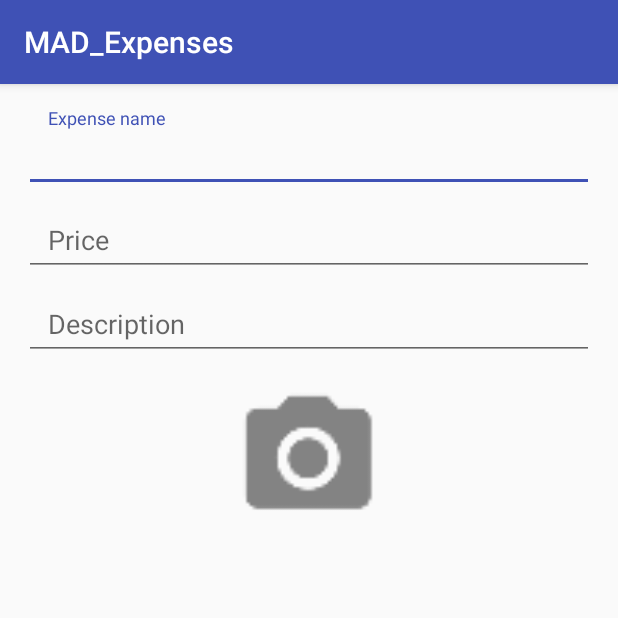
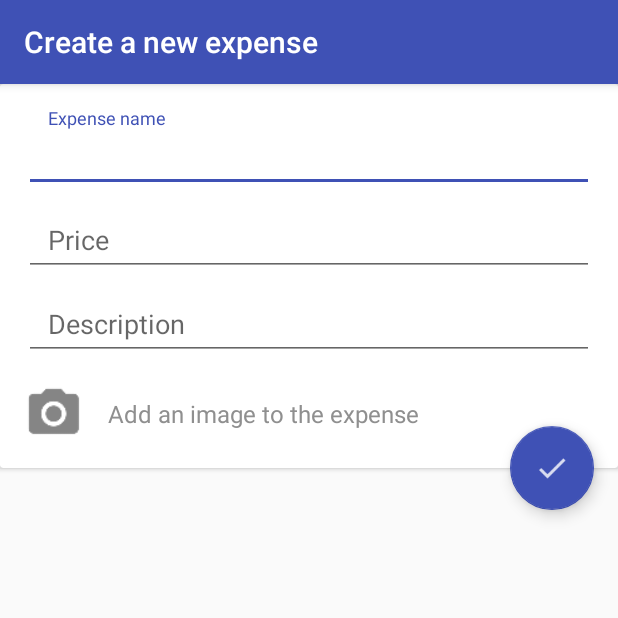
Before and after one commit to RizzoV/MAD_Expenses, an Android app: the AddExpenseActivity screen opened directly, with no data from a screen before it, on a phone screen of 412 x 824 dp, the top half of it. Run offline under Robolectric (Android 15) with nearby library versions, the phone set to English and light mode, and no system bars.

Commit message:
Update layout add_expense + Creazione activity new_proposal

```diff
--- a/app/src/main/java/it/polito/mad/team19/mad_expenses/AddExpenseActivity.java
+++ b/app/src/main/java/it/polito/mad/team19/mad_expenses/AddExpenseActivity.java
@@ -22,6 +22,8 @@ public class AddExpenseActivity extends AppCompatActivity
     {
         super.onCreate(savedInstanceState);
         setContentView(R.layout.activity_add_expense);
+
+        setTitle(R.string.create_new_expense);
 
         //imageButton = (ImageButton) findViewById(R.id.image);
 
--- a/app/src/main/res/layout/activity_add_expense.xml
+++ b/app/src/main/res/layout/activity_add_expense.xml
@@ -1,40 +1,55 @@
 <?xml version="1.0" encoding="utf-8"?>
+<android.support.design.widget.CoordinatorLayout xmlns:android="http://schemas.android.com/apk/res/android"
+    xmlns:app="http://schemas.android.com/apk/res-auto"
+    xmlns:card_view="http://schemas.android.com/apk/res-auto"
+    xmlns:tools="http://schemas.android.com/tools"
+    android:layout_width="match_parent"
+    android:layout_height="match_parent">
+
+
+<android.support.v7.widget.CardView xmlns:android="http://schemas.android.com/apk/res/android"
+    android:layout_width="match_parent"
+    android:layout_height="wrap_content"
+    android:id="@+id/new_expense_card">
 
     <LinearLayout xmlns:android="http://schemas.android.com/apk/res/android"
-    android:orientation="vertical"
+        android:id="@+id/new_expense_lin_layout"
         android:layout_width="match_parent"
         android:layout_height="match_parent"
+        android:orientation="vertical"
         android:padding="@dimen/activity_horizontal_margin">
 
         <LinearLayout
-        android:orientation="vertical"
             android:layout_width="match_parent"
-        android:layout_height="wrap_content">
+            android:layout_height="wrap_content"
+            android:orientation="vertical">
 
             <android.support.design.widget.TextInputLayout
                 android:layout_width="match_parent"
                 android:layout_height="wrap_content">
+
                 <EditText
                     android:id="@+id/expense_name_et"
-                android:paddingLeft="@dimen/activity_horizontal_margin"
                     android:layout_width="match_parent"
                     android:layout_height="wrap_content"
                     android:hint="@string/expense_name"
                     android:inputType="text"
-                android:maxLines="1"/>
+                    android:maxLines="1"
+                    android:paddingLeft="@dimen/activity_horizontal_margin" />
             </android.support.design.widget.TextInputLayout>
 
             <android.support.design.widget.TextInputLayout
                 android:layout_width="match_parent"
                 android:layout_height="wrap_content">
+
                 <EditText
                     android:id="@+id/cost_et"
-                android:paddingLeft="@dimen/activity_horizontal_margin"
                     android:layout_width="match_parent"
                     android:layout_height="wrap_content"
                     android:hint="@string/price"
                     android:inputType="text"
-                android:maxLines="1"/>
+                    android:maxLines="1"
+                    android:paddingLeft="@dimen/activity_horizontal_margin" />
             </android.support.design.widget.TextInputLayout>
 
 
@@ -43,23 +58,50 @@
         <android.support.design.widget.TextInputLayout
             android:layout_width="match_parent"
             android:layout_height="wrap_content">
+
             <EditText
                 android:id="@+id/description_et"
-            android:paddingLeft="@dimen/activity_horizontal_margin"
                 android:layout_width="match_parent"
                 android:layout_height="wrap_content"
                 android:hint="@string/description"
                 android:inputType="text"
-            android:maxLines="10"/>
+                android:maxLines="10"
+                android:paddingLeft="@dimen/activity_horizontal_margin" />
         </android.support.design.widget.TextInputLayout>
+
+        <LinearLayout
+            android:layout_width="match_parent"
+            android:layout_height="wrap_content"
+            android:layout_marginTop="@dimen/activity_vertical_margin"
+            android:gravity="center_vertical">
 
             <ImageButton
                 android:id="@+id/image"
-        android:background="@drawable/photo_black"
-        android:layout_width="100dp"
-        android:layout_height="100dp"
-        android:layout_margin="@dimen/activity_horizontal_margin"
-        android:layout_gravity="center"
-        />
+                android:layout_width="40dp"
+                android:layout_height="40dp"
+                android:layout_marginRight="@dimen/activity_horizontal_margin"
+                android:background="@drawable/photo_black" />
 
+            <TextView
+                android:layout_width="match_parent"
+                android:layout_height="wrap_content"
+                android:text="@string/add_expense_image"
+                android:textColor="@color/grey"
+                android:textSize="@dimen/normal_text_size" />
         </LinearLayout>
+    </LinearLayout>
+
+</android.support.v7.widget.CardView>
+
+    <android.support.design.widget.FloatingActionButton
+        android:layout_width="wrap_content"
+        android:layout_height="wrap_content"
+        android:src="@drawable/ic_check"
+        android:padding="@dimen/fab_margin"
+        android:layout_below="@id/new_expense_card"
+        android:layout_marginRight="@dimen/activity_horizontal_margin"
+        android:layout_alignParentRight="true"
+        app:layout_anchor="@id/new_expense_lin_layout"
+        app:layout_anchorGravity="bottom|right"/>
+
+</android.support.design.widget.CoordinatorLayout>
--- a/app/src/main/res/values/strings.xml
+++ b/app/src/main/res/values/strings.xml
@@ -25,6 +25,15 @@
     <string name="expense_name">Expense name</string>
     <string name="description">Description</string>
     <string name="price">Price</string>
+    <string name="create_new_expense">Create a new expense</string>
+    <string name="add_expense_image">Add an image to the expense</string>
+    <string name="create_expense_button">Create expense</string>
+
+    <!-- Strings related to the creation of a new proposal -->
+    <string name="proposal_name">Proposal name</string>
+    <string name="create_new_proposal">Create a new proposal</string>
+    <string name="add_proposal_image">Add an image to the proposal</string>
+    <string name="create_proposal_button">Create proposal</string>
 
     <!-- Personal profile -->
     <string name="debits_and_credits">Debits and credits</string>
```
Also changed, not shown: app/src/main/AndroidManifest.xml (+7 -2 lines), app/src/main/java/it/polito/mad/team19/mad_expenses/AddProposalActivity.java (added, +34 -0 lines), app/src/main/java/it/polito/mad/team19/mad_expenses/GroupActivity.java (+8 -5 lines), app/src/main/res/layout/activity_add_proposal.xml (added, +107 -0 lines), app/src/main/res/drawable-hdpi/ic_check.png (added), app/src/main/res/drawable-mdpi/ic_check.png (added), app/src/main/res/drawable-xhdpi/ic_check.png (added), app/src/main/res/drawable-xxhdpi/ic_check.png (added). Lines whose indentation alone changed are shown as unchanged.
